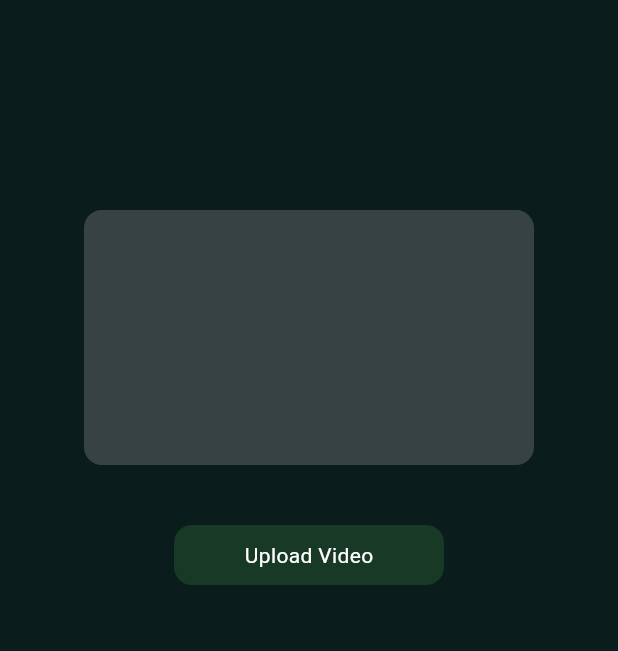
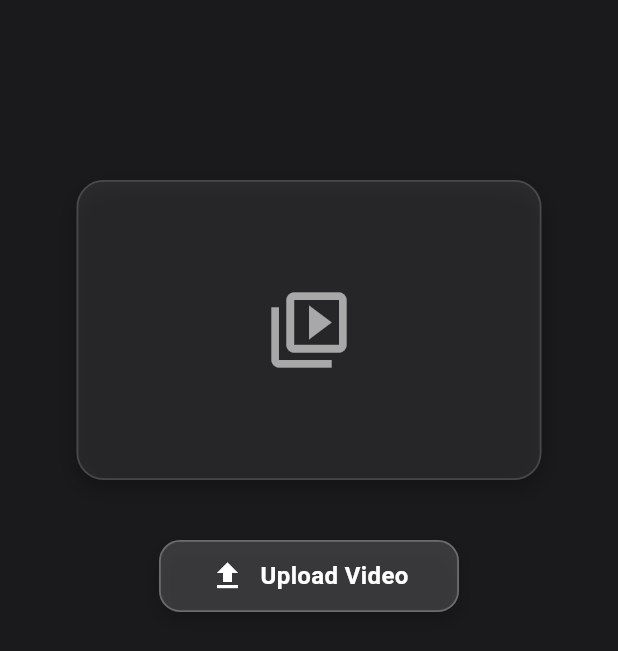
Before and after one commit to Mansourx83/mans_logic, a Flutter app: the UploadVideo screen opened directly, after a tap on "Upload Video", on a phone screen of 412 x 824 dp. Shown: the top 651 px of the screen. Run offline on Flutter 3.47's test engine with Material 3 defaults, Android fonts, the phone set to English and light mode, and no system bars; our stand-ins replace file_picker, flutter_svg, image_picker, video_player; missing offline and left inert: syncfusion_flutter_pdfviewer.

Commit message:
finish video logic

```diff
--- a/lib/root.dart
+++ b/lib/root.dart
@@ -30,8 +30,8 @@ class _RootState extends State<Root> {
     //logic deal with image and videos,file
     UploadImage(),
     UploadMultiImgs(),
+    UploadVideo(),
     UploadFile(),
-    UploadVideo(),
   ];
 
   void goToPage(int index) {
--- a/lib/screens/Attachments_Images_logic/upload_video.dart
+++ b/lib/screens/Attachments_Images_logic/upload_video.dart
@@ -10,105 +10,192 @@ class UploadVideo extends StatefulWidget {
   State<UploadVideo> createState() => _UploadVideoState();
 }
 
-
 class _UploadVideoState extends State<UploadVideo> {
-
   XFile? selectedVideo;
   VideoPlayerController? _controller;
 
+  /// pick and load video
+  Future<void> _uploadVideo() async {
+    final picked = await ImagePicker().pickVideo(source: ImageSource.gallery);
 
+    if (picked != null) {
+      // dispose previous video
+      _controller?.dispose();
 
-  /// upload video
-  Future<void> _uploadVideo () async {
-    final XFile? pickedVideo = await ImagePicker().pickVideo(source: ImageSource.gallery);
-
-    if(pickedVideo != null) {
-
-      _controller = VideoPlayerController.file(File(pickedVideo.path));
-
+      _controller = VideoPlayerController.file(File(picked.path));
       await _controller!.initialize();
-    }
+      _controller!.setLooping(true);
+      _controller!.play();
 
       setState(() {
-      selectedVideo = pickedVideo;
+        selectedVideo = picked;
       });
-
-    _controller!.play();
-
-    _controller!.setLooping(true);
     }
-
-  @override
-  void initState() {
-    super.initState();
   }
 
   @override
   void dispose() {
-    if(_controller != null) {
-      _controller!.dispose();
-    }
+    _controller?.dispose();
     super.dispose();
   }
-
 
   @override
   Widget build(BuildContext context) {
     return Scaffold(
-      backgroundColor: Colors.red.shade900.withRed(10),
-
+      backgroundColor: const Color(0xff1a1a1d),
 
       body: Center(
         child: Column(
           children: [
+            const SizedBox(height: 120),
 
-            /// video
-            SizedBox(height: 140),
-
+            // -------------------------------------------------------
+            // VIDEO PLAYER CONTAINER  (FULL FIT / COVER)
+            // -------------------------------------------------------
             Container(
-              width: 300,
-              height: 170,
+              width: 310,
+              height: 200,
               decoration: BoxDecoration(
-                color: Colors.grey.withOpacity(0.3),
-                borderRadius: BorderRadius.circular(12),
+                color: Colors.white.withOpacity(0.08),
+                borderRadius: BorderRadius.circular(18),
+                border: Border.all(
+                  color: Colors.white.withOpacity(0.15),
+                  width: 1.2,
+                ),
+                boxShadow: [
+                  BoxShadow(
+                    color: Colors.black.withOpacity(0.25),
+                    blurRadius: 12,
+                    offset: const Offset(0, 6),
+                  ),
+                ],
               ),
 
-              child:
-              _controller != null &&  _controller!.value.isInitialized
-              ? ClipRRect(
-                borderRadius: BorderRadius.circular(12),
-                child: VideoPlayer(
-                    _controller!,
+              child: ClipRRect(
+                borderRadius: BorderRadius.circular(18),
+                child: (_controller != null && _controller!.value.isInitialized)
+                    ? Stack(
+                        alignment: Alignment.center,
+                        children: [
+                          // ---------- FULL FIT VIDEO ----------
+                          LayoutBuilder(
+                            builder: (context, constraints) {
+                              final videoWidth = _controller!.value.size.width;
+                              final videoHeight =
+                                  _controller!.value.size.height;
+
+                              final containerWidth = constraints.maxWidth;
+                              final containerHeight = constraints.maxHeight;
+
+                              // aspect ratios
+                              double videoAspect = videoWidth / videoHeight;
+                              double containerAspect =
+                                  containerWidth / containerHeight;
+
+                              // scale factor to ensure full cover
+                              double scale = containerAspect > videoAspect
+                                  ? containerAspect / videoAspect
+                                  : videoAspect / containerAspect;
+
+                              return FittedBox(
+                                fit: BoxFit.cover,
+                                child: Transform.scale(
+                                  scale: scale,
+                                  child: SizedBox(
+                                    width: videoWidth,
+                                    height: videoHeight,
+                                    child: VideoPlayer(_controller!),
                                   ),
-              ) : null,
+                                ),
+                              );
+                            },
                           ),
 
+                          // play/pause overlay button
+                          GestureDetector(
+                            onTap: () {
+                              if (_controller!.value.isPlaying) {
+                                _controller!.pause();
+                              } else {
+                                _controller!.play();
+                              }
+                              setState(() {});
+                            },
+                            child: AnimatedOpacity(
+                              opacity: _controller!.value.isPlaying ? 0 : 1,
+                              duration: const Duration(milliseconds: 200),
+                              child: Container(
+                                decoration: BoxDecoration(
+                                  color: Colors.black.withOpacity(0.4),
+                                  shape: BoxShape.circle,
+                                ),
+                                padding: const EdgeInsets.all(12),
+                                child: const Icon(
+                                  Icons.play_arrow,
+                                  color: Colors.white,
+                                  size: 40,
+                                ),
+                              ),
+                            ),
+                          ),
+                        ],
+                      )
+                    // --------- Placeholder before picking video ---------
+                    : Center(
+                        child: Icon(
+                          Icons.video_collection_outlined,
+                          color: Colors.white.withOpacity(0.6),
+                          size: 60,
+                        ),
+                      ),
+              ),
+            ),
 
-            SizedBox(height: 40),
+            const SizedBox(height: 40),
 
-            /// upload button
+            // -------------------------------------------------------
+            // UPLOAD BUTTON
+            // -------------------------------------------------------
             GestureDetector(
               onTap: _uploadVideo,
               child: Container(
-                width: 180,
-                height: 40,
+                width: 200,
+                height: 48,
                 decoration: BoxDecoration(
-                  color: Colors.green.withOpacity(0.2),
-                  borderRadius: BorderRadius.circular(12),
+                  color: Colors.white.withOpacity(0.15),
+                  borderRadius: BorderRadius.circular(14),
+                  border: Border.all(
+                    color: Colors.white.withOpacity(0.25),
+                    width: 1.2,
                   ),
-                child: Center(child: Text(
+                  boxShadow: [
+                    BoxShadow(
+                      color: Colors.black.withOpacity(0.2),
+                      blurRadius: 10,
+                      offset: const Offset(0, 5),
+                    ),
+                  ],
+                ),
+                child: const Row(
+                  mainAxisAlignment: MainAxisAlignment.center,
+                  children: [
+                    Icon(Icons.upload, color: Colors.white),
+                    SizedBox(width: 10),
+                    Text(
                       "Upload Video",
                       style: TextStyle(
                         color: Colors.white,
-                  ),
-                )),
+                        fontSize: 16,
+                        fontWeight: FontWeight.w600,
                       ),
                     ),
-
                   ],
                 ),
               ),
-
+            ),
+          ],
+        ),
+      ),
     );
   }
 }
--- a/lib/screens/selection_logic/toggle_selection.dart
+++ b/lib/screens/selection_logic/toggle_selection.dart
@@ -41,9 +41,7 @@ class _ToggleSelectionState extends State<ToggleSelection> {
                   ),
                   child: const CircleAvatar(
                     radius: 140,
-                    backgroundImage: AssetImage(
-                      "assets/e4e50cb3ed73e6df3dbb664c72ebaf00.jpg",
-                    ),
+                    backgroundImage: AssetImage("assets/animals/download.jpg"),
                   ),
                 ),
 
```
Also changed, not shown: assets/acc.jpg (deleted), assets/animals/download.jpg (added), assets/e4e50cb3ed73e6df3dbb664c72ebaf00.jpg (deleted). Lines whose indentation alone changed are shown as unchanged.
